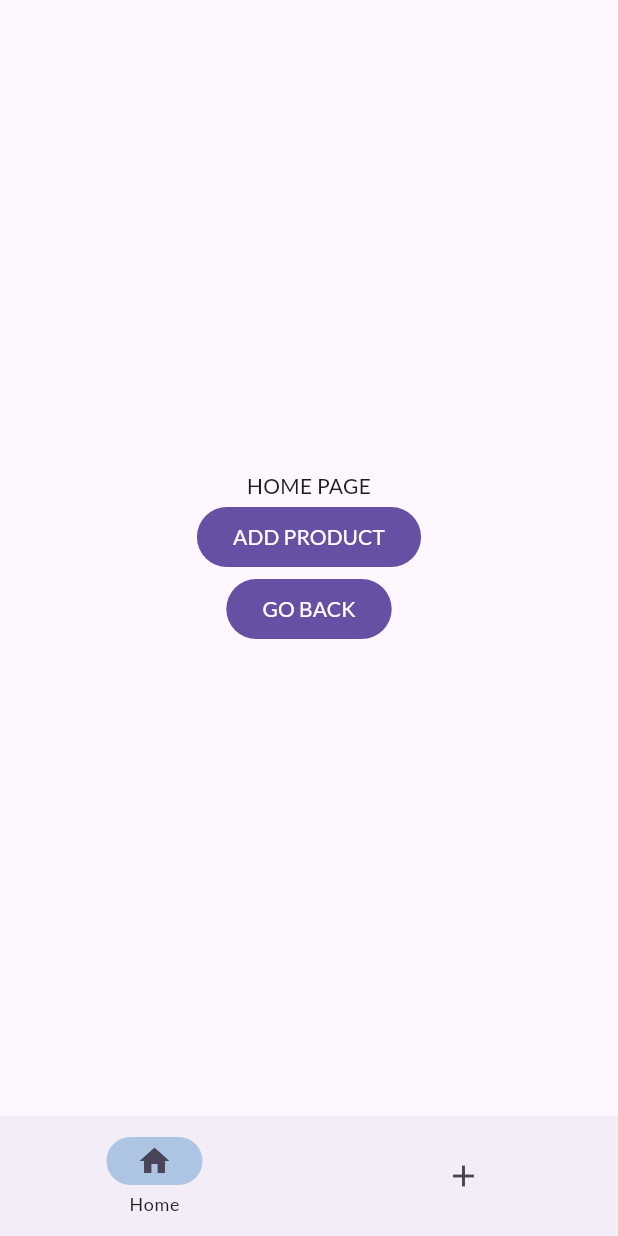
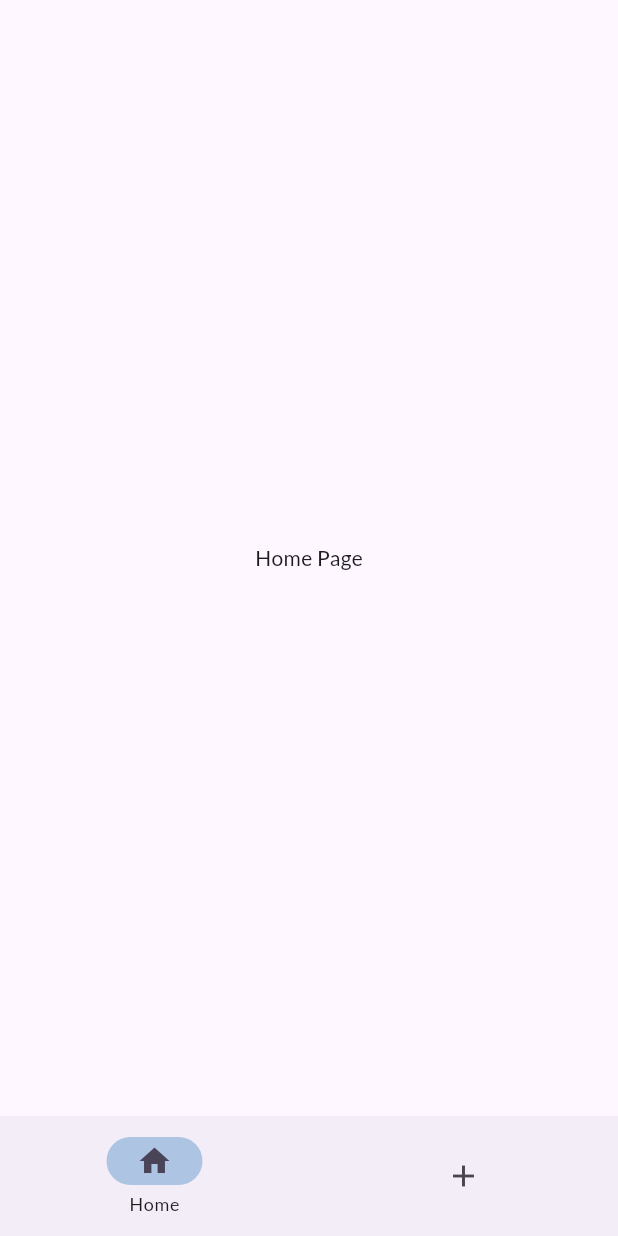
Before and after one commit to SimonFine/Lodowka, a Flutter app: the HomePage screen opened directly, on a phone screen of 412 x 824 dp. Run offline on Flutter 3.47's test engine with Material 3 defaults, Android fonts, the phone set to English and light mode, and no system bars; our stand-ins replace google_fonts, group_button.

Commit message:
delete unnesesery buttons in home page

```diff
--- a/lodowka/lib/pages/home_page.dart
+++ b/lodowka/lib/pages/home_page.dart
@@ -1,6 +1,5 @@
 import 'package:flutter/material.dart';
 import 'package:flutter_application_1/pages/add_product.dart';
-import 'sign_in.dart';
 
 class HomePage extends StatefulWidget {
   const HomePage({super.key});
@@ -37,27 +36,8 @@ class _HomePageState extends State<HomePage> {
         ],
       ),
       body: <Widget>[
-      Center(
-        child: Column(
-          mainAxisAlignment: MainAxisAlignment.center,
-          children: [
-            const Text('HOME PAGE'),
-            FilledButton(onPressed: () {
-              Navigator.push(
-                context,
-                MaterialPageRoute(builder: (context)=> const AddProduct()));
-                      },
-              child: const Text('ADD PRODUCT')),
-            FilledButton(onPressed: () {
-               Navigator.push(
-                  context,
-                  MaterialPageRoute(
-                    builder: (context)=> const SignIn(title: 'Sign In'))
-                  );
-            },
-              child: const Text('GO BACK'))
-            ],
-        ),
+      const Center(
+        child: Text('Home Page'),
       ),
       const AddProduct(),
       //Tutaj dodawac instancje kolejnych widzetow do ktorych bedziemy nawigowac benc clclcl
```
Also changed, not shown: lodowka/pubspec.lock.
